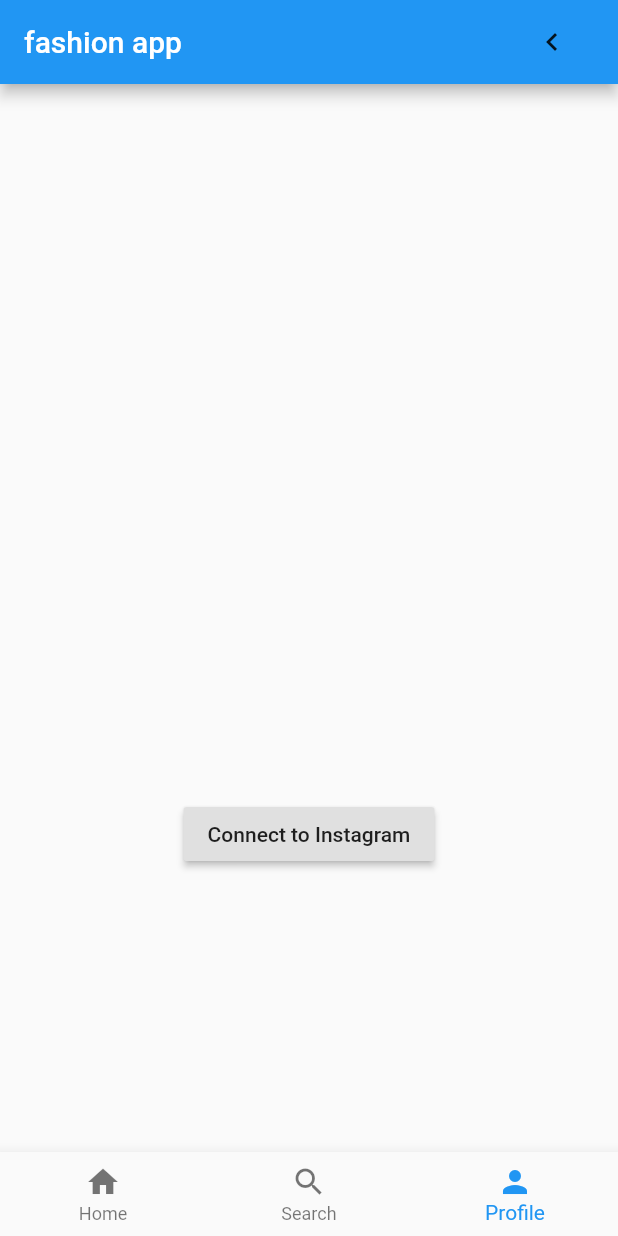
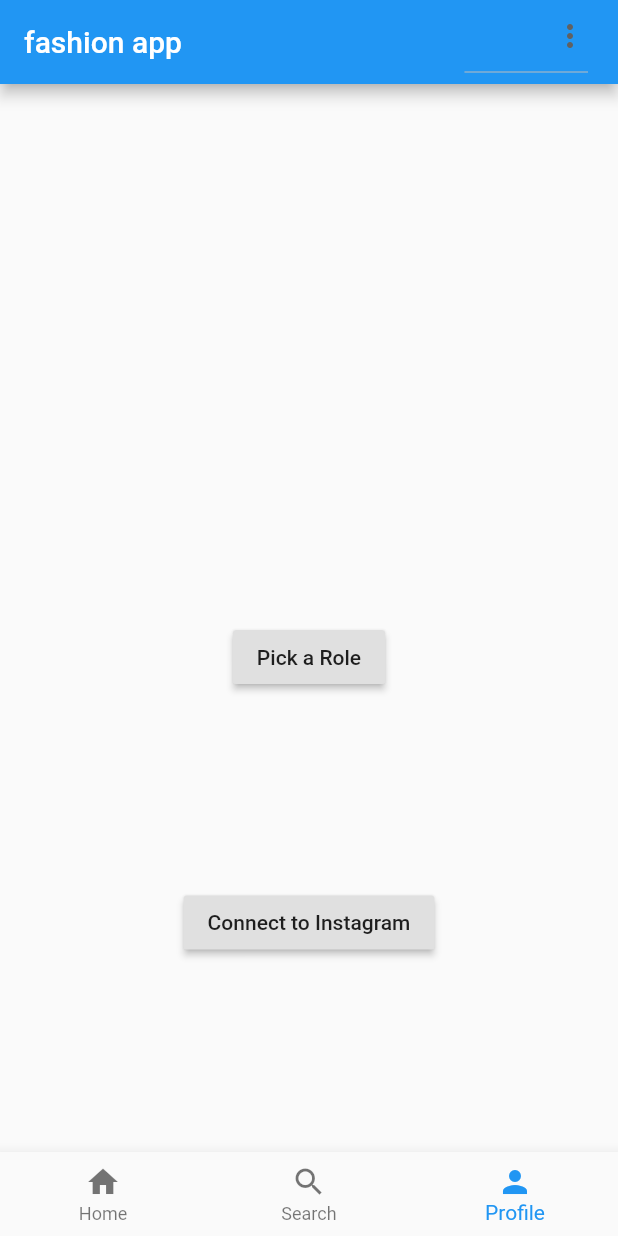
Before and after one commit to LUKEx76/fashion_app, a Flutter app: the screen it shows once a user with an empty profile is signed in, item 3 of the bottom bar chosen, on a phone screen of 412 x 824 dp. Run offline on Flutter 3.47's test engine with Material 2 defaults, Android fonts, the light colour scheme and no system bars; our stand-ins replace cloud_firestore, firebase_auth, flutter_spinkit, get_it, webview_flutter; accounts and stored records are empty.

Commit message:
Introduced Roles for User to chose

```diff
--- a/lib/models/profile.dart
+++ b/lib/models/profile.dart
@@ -4,19 +4,18 @@ import 'package:fashion_app/models/user.dart';
 class Profile {
   User user;
   String name;
-  String myIgUserId;
   IgAccessToken accessToken;
   String profilePicture;
+  String mainRole;
+  String secondaryRole;
 
   Profile({this.user});
 
-  Profile.withData(
+  Profile.fromDatabase(
       {this.user,
       this.name,
-      this.myIgUserId,
+      this.profilePicture,
       this.accessToken,
-      this.profilePicture});
-
-  Profile.fromDatabase(
-      {this.user, this.name, this.profilePicture, this.accessToken});
+      this.mainRole,
+      this.secondaryRole});
 }
--- a/lib/screens/home/home.dart
+++ b/lib/screens/home/home.dart
@@ -6,6 +6,7 @@ import 'package:fashion_app/screens/home/posts/post_create.dart';
 import 'package:fashion_app/screens/home/posts/posts_fragment.dart';
 import 'package:fashion_app/screens/home/profile/profile_fragment.dart';
 import 'package:fashion_app/screens/home/search/search_fragment.dart';
+import 'package:fashion_app/screens/home/settings.dart';
 import 'package:fashion_app/services/auth.dart';
 import 'package:flutter/material.dart';
 import 'package:fashion_app/services/database.dart';
@@ -19,6 +20,7 @@ class Home extends StatefulWidget {
 
 class _HomeState extends State<Home> {
   final AuthService _auth = AuthService();
+  final List<String> dropDownValues = ["Settings", "Logout"];
 
   GetIt getIt;
   bool showFab;
@@ -65,16 +67,39 @@ class _HomeState extends State<Home> {
         appBar: AppBar(
           title: Text("fashion app"),
           actions: <Widget>[
-            FlatButton(
-              child: Icon(Icons.keyboard_arrow_left),
-              onPressed: () async {
+            Padding(
+              padding: const EdgeInsets.only(right: 20.0),
+              child: DropdownButton(
+                icon: Icon(Icons.more_vert),
+                items: dropDownValues
+                    .map((f) => DropdownMenuItem(
+                          child: Text(f),
+                          value: f,
+                        ))
+                    .toList(),
+                onChanged: (value) async {
+                  print(value);
+                  switch (value) {
+                    case "Settings":
+                      Navigator.push(context,
+                          MaterialPageRoute(builder: (context) => Settings()));
+                      break;
+
+                    case "Logout":
                       try {
                         getIt.reset();
                       } catch (e) {
                         print("ERROR GetIt: " + e.toString());
                       }
                       await _auth.signOut();
+                      break;
+
+                    default:
+                      print(value + " is not a valid Dropdown Menu item");
+                      break;
+                  }
                 },
+              ),
             ),
           ],
         ),
--- a/lib/screens/home/profile/profile_fragment.dart
+++ b/lib/screens/home/profile/profile_fragment.dart
@@ -1,6 +1,7 @@
 import 'package:fashion_app/models/profile.dart';
 import 'package:fashion_app/screens/home/profile/insta_wrapper.dart';
 import 'package:fashion_app/screens/home/profile/profile_info_display.dart';
+import 'package:fashion_app/screens/home/profile/role_wrapper.dart';
 import 'package:flutter/material.dart';
 import 'package:provider/provider.dart';
 
@@ -12,6 +13,7 @@ class ProfileFragment extends StatelessWidget {
       mainAxisAlignment: MainAxisAlignment.spaceEvenly,
       children: <Widget>[
         ProfileInfoDisplay(profile: profile),
+        RoleWrapper(profile: profile),
         //Either Log in with insta or Display Profil
         InstaWrapper(profile: profile),
       ],
--- a/lib/screens/home/profile/profile_info_display.dart
+++ b/lib/screens/home/profile/profile_info_display.dart
@@ -12,7 +12,10 @@ class ProfileInfoDisplay extends StatelessWidget {
       return Container(
         height: 100,
         child: Center(
-          child: Text("${profile.name}"),
+          child: Text(
+            "${profile.name}",
+            style: TextStyle(fontSize: 20, fontWeight: FontWeight.bold),
+          ),
         ),
       );
     } else {
--- /dev/null
+++ b/lib/screens/home/profile/role_picker.dart
@@ -0,0 +1,21 @@
+import 'package:fashion_app/models/profile.dart';
+import 'package:fashion_app/screens/home/settings.dart';
+import 'package:flutter/material.dart';
+
+class RolePicker extends StatelessWidget {
+  final Profile profile;
+
+  RolePicker({this.profile});
+
+  @override
+  Widget build(BuildContext context) {
+    //Pick a Role and Save it to the DataBase
+    return Container(
+      child: RaisedButton(
+        child: Text("Pick a Role"),
+        onPressed: () => Navigator.push(
+            context, MaterialPageRoute(builder: (context) => Settings())),
+      ),
+    );
+  }
+}
--- /dev/null
+++ b/lib/screens/home/profile/role_wrapper.dart
@@ -0,0 +1,26 @@
+import 'package:fashion_app/models/profile.dart';
+import 'package:fashion_app/screens/home/profile/role_display.dart';
+import 'package:fashion_app/screens/home/profile/role_picker.dart';
+import 'package:flutter/material.dart';
+
+class RoleWrapper extends StatelessWidget {
+  final Profile profile;
+
+  RoleWrapper({this.profile});
+
+  @override
+  Widget build(BuildContext context) {
+    //If Role is picked, display it
+    //Else show RolePicker
+    if (profile == null) {
+      //kept throwing a Exception because mainRole was null
+      return RolePicker(profile: profile);
+    } else {
+      if (profile.mainRole.length == 0) {
+        return RolePicker(profile: profile);
+      } else {
+        return RoleDisplay(profile: profile);
+      }
+    }
+  }
+}
--- a/lib/screens/home/search/display_profile.dart
+++ b/lib/screens/home/search/display_profile.dart
@@ -1,6 +1,7 @@
 import 'package:fashion_app/models/profile.dart';
 import 'package:fashion_app/screens/home/profile/insta_picture_display.dart';
 import 'package:fashion_app/screens/home/profile/profile_info_display.dart';
+import 'package:fashion_app/screens/home/profile/role_display.dart';
 import 'package:flutter/material.dart';
 
 class DisplayProfile extends StatelessWidget {
@@ -18,6 +19,7 @@ class DisplayProfile extends StatelessWidget {
         mainAxisAlignment: MainAxisAlignment.spaceEvenly,
         children: <Widget>[
           ProfileInfoDisplay(profile: profile),
+          RoleDisplay(profile: profile),
           InstaPictureDisplay(profile: profile),
         ],
       ),
--- a/lib/screens/home/search/profile_tile.dart
+++ b/lib/screens/home/search/profile_tile.dart
@@ -35,7 +35,14 @@ class ProfileTile extends StatelessWidget {
                       profile.profilePicture ?? "",
                     ),
               title: Text(profile.name),
-              subtitle: Text("//ROLE"),
+              subtitle: profile.mainRole.length == 0
+                  ? Text("No Role picked yet")
+                  : profile.secondaryRole.length == 0
+                      ? Text("Main Role: " + profile.mainRole)
+                      : Text("Main Role: " +
+                          profile.mainRole +
+                          " | Secondary Role: " +
+                          profile.secondaryRole),
             ),
           ),
         ),
--- a/lib/services/instagram.dart
+++ b/lib/services/instagram.dart
@@ -63,6 +63,9 @@ class InstagramConnector {
 
   Future<List<IgMedia>> allPhotosOfUser(Profile profile) async {
     String url;
+    if (profile.accessToken?.igUserId?.length == 0) {
+      return null;
+    }
     if (profile.accessToken == null) {
       IgAccessToken accessToken = await _databaseService.accessToken.first;
       url = graphUrl +
@@ -88,7 +91,7 @@ class InstagramConnector {
     List<IgMedia> igMedia =
         igMediaData.map((dynamic item) => IgMedia.fromJson(item)).toList();
 
-    if (profile.user.uid == _databaseService.user.uid) {
+    if (igMedia.length != 0 && profile.user == _databaseService.user) {
       _databaseService.saveProfilePicture(igMedia.first);
     }
 
```
Also changed, not shown: lib/screens/home/profile/role_display.dart (added, +28 -0 lines), lib/screens/home/settings.dart (added, +33 -0 lines), lib/services/database.dart (+35 -58 lines). Lines whose indentation alone changed are shown as unchanged.
